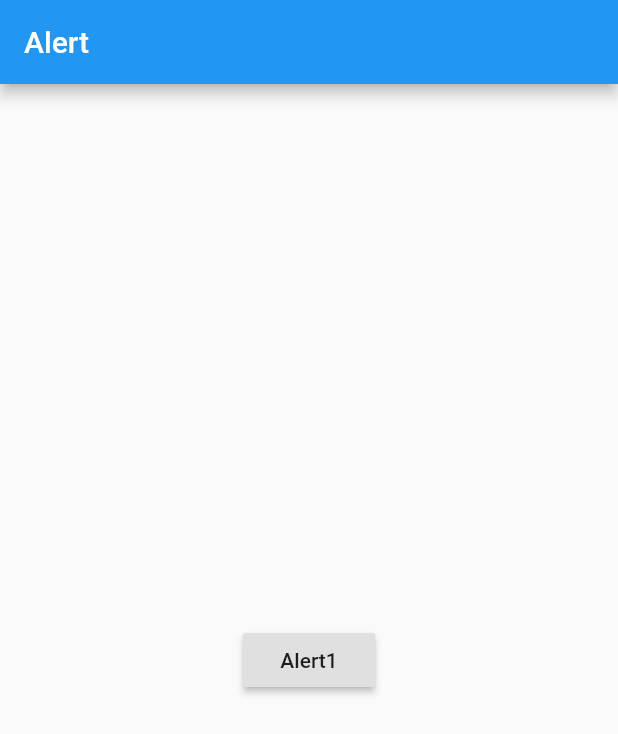
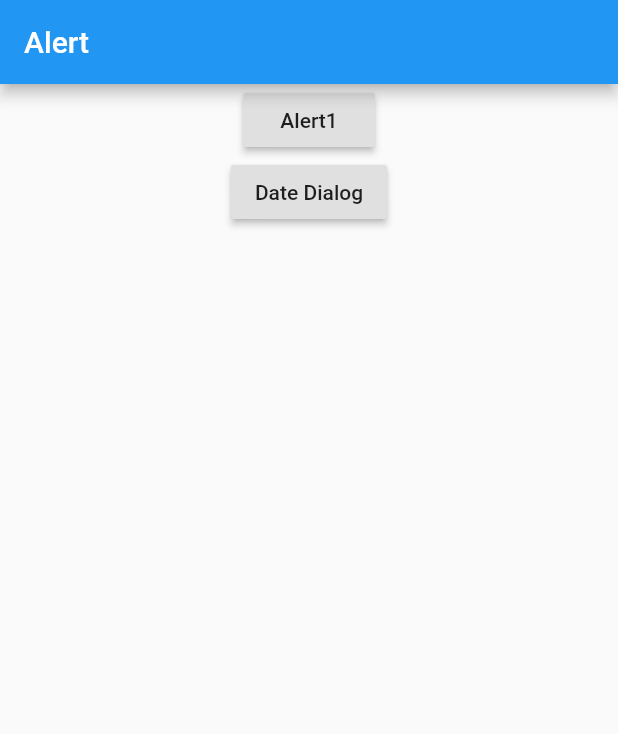
Before and after one commit to Luecy1/flutter_layout_study, a Flutter app: the _Page screen opened directly, on a phone screen of 412 x 824 dp. Shown: the top 734 px of the screen. Run offline on Flutter 3.47's test engine with Material 2 defaults, Android fonts, the phone set to English and light mode, and no system bars; our stand-ins replace audio_service, audioplayers, just_audio, rxdart; missing offline and left inert: audio_session.

Commit message:
datePicker

```diff
--- a/lib/alert/alert.dart
+++ b/lib/alert/alert.dart
@@ -22,11 +22,21 @@ class _Page extends StatelessWidget {
         title: Text('Alert'),
       ),
       body: Center(
-        child: RaisedButton(
-          child: Text('Alert1'),
-          onPressed: () {
-            onPressAlert1(context);
-          },
+        child: Column(
+          children: [
+            RaisedButton(
+              child: Text('Alert1'),
+              onPressed: () {
+                onPressAlert1(context);
+              },
+            ),
+            RaisedButton(
+              child: Text('Date Dialog'),
+              onPressed: () {
+                onPressDatePicker(context);
+              },
+            )
+          ],
         ),
       ),
     );
@@ -54,4 +64,19 @@ class _Page extends StatelessWidget {
     final result = await dialog;
     print(result);
   }
+
+  void onPressDatePicker(BuildContext context) async {
+    final now = DateTime.now();
+    final firstDate = DateTime(now.year - 1);
+    final lastDate = DateTime(now.year + 1);
+
+    final date = await showDatePicker(
+      context: context,
+      initialDate: now,
+      firstDate: firstDate,
+      lastDate: lastDate,
+    );
+
+    print(date);
+  }
 }
```
